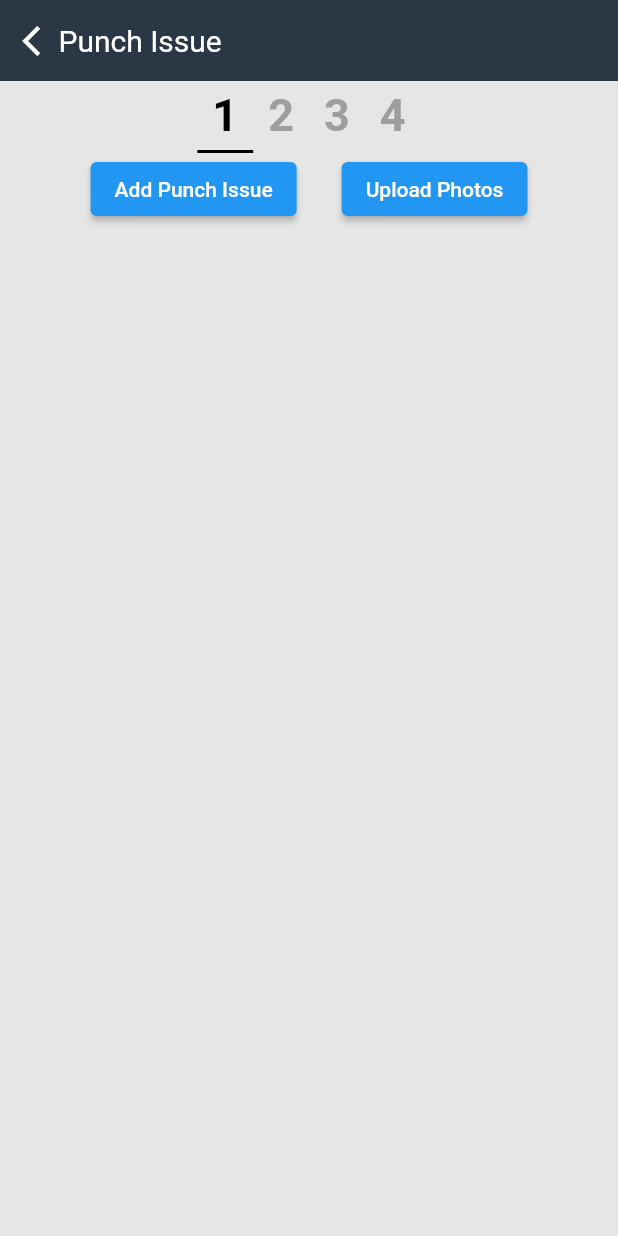
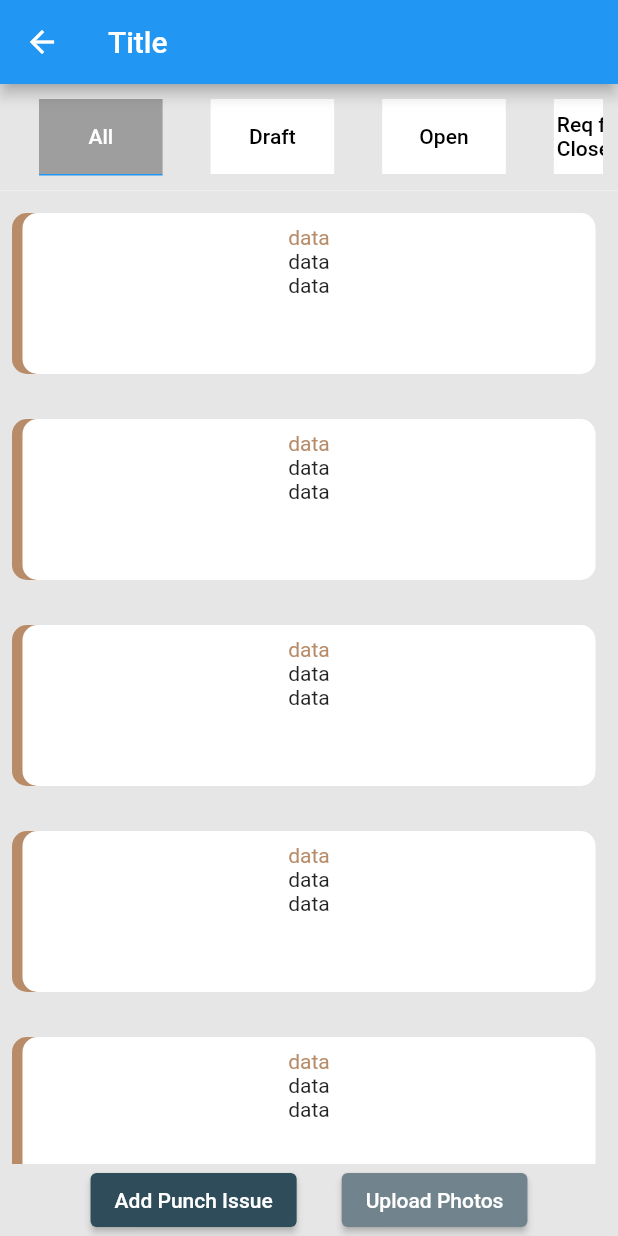
Before and after one commit to leejaehee1/flutter, a Flutter app: the Home screen opened by its route, on a phone screen of 412 x 824 dp. Run offline on Flutter 3.47's test engine with Material 2 defaults, Android fonts, the phone set to English and light mode, and no system bars; our stand-ins replace get, image_picker; missing offline and left inert: flutter_tagging.

Commit message:
edit punchList_design

```diff
--- /dev/null
+++ b/plms_start/lib/pages/components/List_components.dart
@@ -0,0 +1,53 @@
+import 'package:flutter/material.dart';
+
+class ListComponent extends StatelessWidget {
+  ListComponent({Key? key, required this.colors}) : super(key: key);
+
+  int colors;
+
+  @override
+  Widget build(BuildContext context) {
+    return Container(
+      height: MediaQuery.of(context).size.height * 1 / 6,
+      width: MediaQuery.of(context).size.width,
+      child: Padding(
+        padding: const EdgeInsets.all(15.0),
+        child: Container(
+          decoration: BoxDecoration(
+            color: Colors.white,
+            borderRadius: BorderRadius.circular(10),
+            boxShadow: [
+              BoxShadow(
+                color: Color(colors),
+                offset: Offset(-7, 0),
+              ),
+            ],
+          ),
+          child: Padding(
+            padding: const EdgeInsets.all(8.0),
+            child: Column(
+              children: [
+                Column(
+                  children: [
+                    Column(
+                      children: [
+                        Text(
+                          "data",
+                          style: TextStyle(
+                            color: Color(colors),
+                          ),
+                        ),
+                        Text("data"),
+                        Text("data"),
+                      ],
+                    )
+                  ],
+                ),
+              ],
+            ),
+          ),
+        ),
+      ),
+    );
+  }
+}
--- /dev/null
+++ b/plms_start/lib/pages/components/List_file.dart
@@ -0,0 +1,24 @@
+import 'package:flutter/material.dart';
+import 'package:plms_start/pages/components/List_components.dart';
+
+class ListFile extends StatelessWidget {
+  const ListFile({Key? key}) : super(key: key);
+
+  @override
+  Widget build(BuildContext context) {
+    return Container(
+      color: Color(0xFFE6E6E6),
+      child: ListView(
+        children: [
+          ListComponent(colors: 0xffB88C69),
+          ListComponent(colors: 0xffB88C69),
+          ListComponent(colors: 0xffB88C69),
+          ListComponent(colors: 0xffB88C69),
+          ListComponent(colors: 0xffB88C69),
+          ListComponent(colors: 0xffB88C69),
+          ListComponent(colors: 0xffB88C69),
+        ],
+      ),
+    );
+  }
+}
--- a/plms_start/lib/pages/components/screenList.dart
+++ b/plms_start/lib/pages/components/screenList.dart
@@ -3,49 +3,137 @@ import 'package:get/get.dart';
 import 'package:plms_start/pages/utils/button_issue.dart';
 import 'package:plms_start/pages/utils/header_issue.dart';
 
-import 'screenTabbar.dart';
+import 'List_file.dart';
 
 // import 'screen_punch.dart';
 
 class ScreenList extends StatefulWidget {
-  ScreenList({Key? key}) : super(key: key);
+  const ScreenList({Key? key}) : super(key: key);
 
   @override
   _ScreenListState createState() => _ScreenListState();
 }
 
-class _ScreenListState extends State<ScreenList> with TickerProviderStateMixin {
-  late TabController _tabController;
+class _ScreenListState extends State<ScreenList>
+    with SingleTickerProviderStateMixin {
+  late TabController _controller;
+  int _currentIndex = 0;
 
+  @override
   void initState() {
-    _tabController = TabController(length: 4, vsync: this);
-    // _scrollController = ScrollController();
-    // _scrollController.addListener(() {
-    //   _onScroll();
+    _controller = TabController(length: 2, vsync: this);
+    super.initState();
   }
 
   @override
   Widget build(BuildContext context) {
+    int idx = _currentIndex;
     return Scaffold(
-      // appBar: AppBar(
-      //   backgroundColor: Color(0xff2B3745),
-      //   title: Text('Title'),
-      // ),
-      backgroundColor: Color(0xFFE6E6E6),
-      body: SafeArea(
-        child: Column(
-          children: [
-            Header(),
-            ScreenTabBar(
-              tabController: _tabController,
-            ),
-            IssueButton(
-              name: '/punchList',
-              buttonname1: 'Add Punch Issue',
-              buttonname2: 'Upload Photos',
-            ),
-          ],
+        appBar: AppBar(
+          title: Text('Title'),
         ),
+        body: DefaultTabController(
+          // initialIndex: 0,
+          length: 5,
+          child: Column(
+            children: [
+              Container(
+                color: Color(0xFFE6E6E6),
+                child: Container(
+                  // width: MediaQuery.of(context).size.width,
+                  padding: EdgeInsets.all(10),
+                  child: TabBar(
+                    onTap: (index) {
+                      setState(() {
+                        _currentIndex = index;
+                      });
+                    },
+                    indicatorSize: TabBarIndicatorSize.label,
+                    indicatorWeight: 1,
+                    isScrollable: true,
+                    labelColor:
+                        _currentIndex == idx ? Colors.white : Colors.black,
+                    tabs: [
+                      Container(
+                        padding: EdgeInsets.all(2),
+                        width: MediaQuery.of(context).size.width * 1 / 5,
+                        // height: 100,
+                        color: _currentIndex == 0 ? Colors.grey : Colors.white,
+                        child: Tab(child: _colorChange('All', 0)),
+                      ),
+                      Container(
+                        padding: EdgeInsets.all(2),
+                        width: MediaQuery.of(context).size.width * 1 / 5,
+                        color: _currentIndex == 1
+                            ? Color(0xff7B3F40)
+                            : Colors.white,
+                        child: Tab(child: _colorChange('Draft', 1)),
+                      ),
+                      Container(
+                        padding: EdgeInsets.all(2),
+                        width: MediaQuery.of(context).size.width * 1 / 5,
+                        color: _currentIndex == 2
+                            ? Color(0xffB09078)
+                            : Colors.white,
+                        child: Tab(child: _colorChange('Open', 2)),
+                      ),
+                      Container(
+                        padding: EdgeInsets.all(2),
+                        width: MediaQuery.of(context).size.width * 1 / 5,
+                        color: _currentIndex == 3
+                            ? Color(0xff95809D)
+                            : Colors.white,
+                        child: Tab(child: _colorChange('Req for Close', 3)),
+                      ),
+                      Container(
+                        padding: EdgeInsets.all(2),
+                        width: MediaQuery.of(context).size.width * 1 / 5,
+                        color: _currentIndex == 4
+                            ? Color(0xff637990)
+                            : Colors.white,
+                        child: Tab(child: _colorChange('Close', 4)),
+                      ),
+                    ],
+                  ),
+                ),
+              ),
+              Expanded(
+                child: TabBarView(
+                  children: [
+                    ListFile(),
+                    ListFile(),
+                    ListFile(),
+                    ListFile(),
+                    ListFile(),
+                  ],
+                ),
+              ),
+            ],
+          ),
+        ),
+        bottomNavigationBar: IssueButton(
+            name: '/punchList',
+            buttonname1: 'Add Punch Issue',
+            buttonname2: 'Upload Photos')
+        // TabBar(
+        //   controller: _controller,
+        //   tabs: [
+        //     Tab(
+        //       child: Text("data"),
+        //     ),
+        //     Tab(
+        //       child: Text("data"),
+        //     ),
+        //   ],
+        // ),
+        );
+  }
+
+  Widget _colorChange(String name, int idx) {
+    return Text(
+      name,
+      style: TextStyle(
+        color: _currentIndex == idx ? Colors.white : Colors.black,
       ),
     );
   }
--- a/plms_start/lib/pages/components/screenTabbar.dart
+++ /dev/null
@@ -1,65 +0,0 @@
-import 'package:flutter/material.dart';
-
-class ScreenTabBar extends StatelessWidget {
-  final TabController tabController;
-  // final onTap;
-  // final VoidCallback? onTap;
-
-  const ScreenTabBar({
-    Key? key,
-    required this.tabController,
-    // required this.onTap,
-  }) : super(key: key);
-
-  @override
-  Widget build(BuildContext context) {
-    return TabBar(
-      isScrollable: true,
-      controller: tabController,
-      // onTap: onTap,
-      labelColor: Colors.black,
-      indicatorColor: Colors.black,
-      indicatorWeight: 2.0,
-      unselectedLabelColor: Colors.grey,
-      labelPadding: const EdgeInsets.symmetric(horizontal: 10),
-      tabs: const <Widget>[
-        Tab(
-          child: Text(
-            "1",
-            style: TextStyle(
-              fontSize: 30,
-              fontWeight: FontWeight.w600,
-            ),
-          ),
-        ),
-        Tab(
-          child: Text(
-            "2",
-            style: TextStyle(
-              fontSize: 30,
-              fontWeight: FontWeight.w600,
-            ),
-          ),
-        ),
-        Tab(
-          child: Text(
-            "3",
-            style: TextStyle(
-              fontSize: 30,
-              fontWeight: FontWeight.w600,
-            ),
-          ),
-        ),
-        Tab(
-          child: Text(
-            "4",
-            style: TextStyle(
-              fontSize: 30,
-              fontWeight: FontWeight.w600,
-            ),
-          ),
-        ),
-      ],
-    );
-  }
-}
--- a/plms_start/lib/pages/confirm_page.dart
+++ b/plms_start/lib/pages/confirm_page.dart
@@ -6,7 +6,31 @@ class ConfirmPage extends StatelessWidget {
   @override
   Widget build(BuildContext context) {
     return Container(
-      child: Text('confirm'),
+      height: MediaQuery.of(context).size.height * 5 / 7,
+      color: Color(0xFFE6E6E6),
+      child: Padding(
+        padding: const EdgeInsets.all(15.0),
+        child: Container(
+          decoration: BoxDecoration(
+            color: Colors.white,
+            borderRadius: BorderRadius.circular(10),
+            boxShadow: [
+              BoxShadow(
+                color: Color(0xffB7C5B9),
+                offset: Offset(-7, 0),
+              ),
+            ],
+          ),
+          child: Padding(
+            padding: const EdgeInsets.all(8.0),
+            child: Column(
+              children: [
+                Text("Punch Issue Confirmation"),
+              ],
+            ),
+          ),
+        ),
+      ),
     );
   }
 }
--- a/plms_start/lib/pages/utils/button_issue.dart
+++ b/plms_start/lib/pages/utils/button_issue.dart
@@ -16,11 +16,17 @@ class IssueButton extends StatelessWidget {
 
   @override
   Widget build(BuildContext context) {
-    return Row(
+    return Container(
+      color: Color(0xFFE6E6E6),
+      child: Row(
         mainAxisAlignment: MainAxisAlignment.center,
         crossAxisAlignment: CrossAxisAlignment.end,
         children: [
           ElevatedButton(
+            style: ElevatedButton.styleFrom(
+              primary: Color(0xff2F4C5A), // background
+              // onPrimary: Colors.white, // foreground
+            ),
             onPressed: () {
               Get.toNamed(name);
             },
@@ -30,10 +36,12 @@ class IssueButton extends StatelessWidget {
             width: 30,
           ),
           ElevatedButton(
+            style: ElevatedButton.styleFrom(primary: Color(0xff71838D)),
             onPressed: () {},
             child: Text(buttonname2),
           ),
         ],
+      ),
     );
   }
 }
--- a/plms_start/lib/screens/utils/button_punch.dart
+++ b/plms_start/lib/screens/utils/button_punch.dart
@@ -14,11 +14,14 @@ class PunchButton extends StatelessWidget {
 
   @override
   Widget build(BuildContext context) {
-    return Row(
+    return Container(
+      color: Color(0xFFE6E6E6),
+      child: Row(
         mainAxisAlignment: MainAxisAlignment.center,
         crossAxisAlignment: CrossAxisAlignment.end,
         children: [
           ElevatedButton(
+            style: ElevatedButton.styleFrom(primary: Color(0xff71838D)),
             onPressed: () {},
             child: Text(buttonname1),
           ),
@@ -26,12 +29,17 @@ class PunchButton extends StatelessWidget {
             width: 30,
           ),
           ElevatedButton(
+            style: ElevatedButton.styleFrom(
+              primary: Color(0xff2F4C5A), // background
+              // onPrimary: Colors.white, // foreground
+            ),
             onPressed: () {
               Get.toNamed(name);
             },
             child: Text(buttonname2),
           ),
         ],
+      ),
     );
   }
 }
```
Lines whose indentation alone changed are shown as unchanged.
